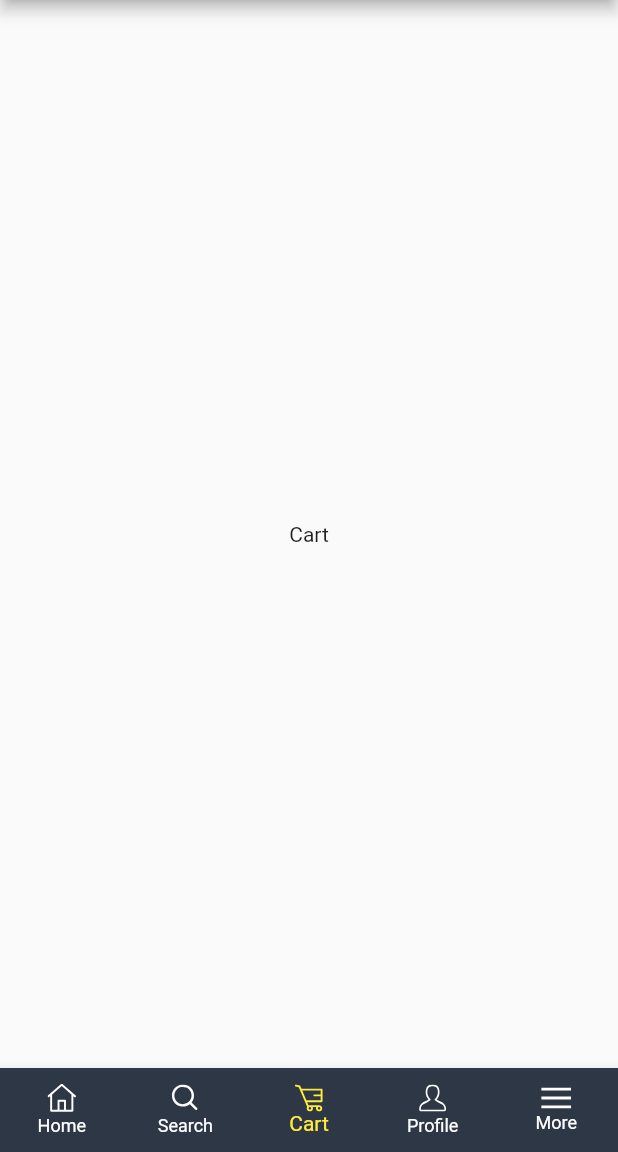
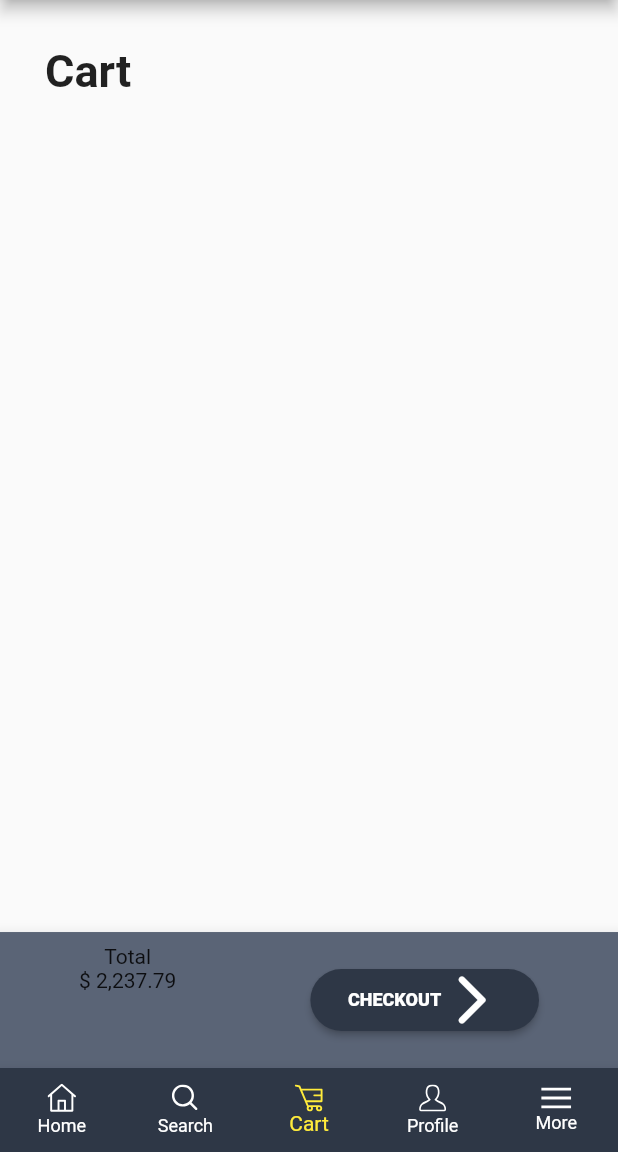
Before and after one commit to Mathvdias/devnology, a Flutter app: the screen it shows after launch, item 3 of the bottom bar chosen, on a phone screen of 412 x 824 dp, the part 84-1236 px from its top. Run offline on Flutter 3.47's test engine with Material 2 defaults, Android fonts, the phone set to English and light mode, and no system bars; our stand-ins replace bloc, equatable, flutter_bloc, flutter_svg.

Commit message:
feat: create bloc cart

```diff
--- a/lib/src/presentation/navigation/bottom_navigation.dart
+++ b/lib/src/presentation/navigation/bottom_navigation.dart
@@ -1,3 +1,4 @@
+import 'package:devnology/src/presentation/pages/cart/cart_page.dart';
 import 'package:devnology/src/presentation/pages/home/home_page.dart';
 import 'package:flutter/material.dart';
 import 'package:flutter_bloc/flutter_bloc.dart';
@@ -44,9 +45,7 @@ class _NavigationBarWidgetState extends State<NavigationBarWidget> {
             child: Text('Search'),
           );
         } else if (state.navbarItem == NavbarItem.cart) {
-          return const Center(
-            child: Text('Cart'),
-          );
+          return const CartPage();
         } else if (state.navbarItem == NavbarItem.profile) {
           return const Center(
             child: Text('Profile'),
--- /dev/null
+++ b/lib/src/presentation/pages/cart/cart_page.dart
@@ -0,0 +1,58 @@
+import 'package:flutter/material.dart';
+
+import '../../common/buttom_widget.dart';
+import '../../common/colors.dart';
+
+class CartPage extends StatefulWidget {
+  const CartPage({super.key});
+
+  @override
+  State<CartPage> createState() => _CartPageState();
+}
+
+class _CartPageState extends State<CartPage> {
+  @override
+  Widget build(BuildContext context) {
+    return Scaffold(
+      body: Column(
+        children: [
+          const SizedBox(height: 30),
+          Padding(
+            padding: const EdgeInsets.only(left: 30, bottom: 20),
+            child: Text(
+              "Cart",
+              style: Theme.of(context).textTheme.titleLarge?.copyWith(
+                    fontSize: 30,
+                    fontWeight: FontWeight.w700,
+                  ),
+            ),
+          ),
+        ],
+      ),
+      bottomNavigationBar: BottomAppBar(
+        color: AppColors.colorLightSecondary,
+        child: SizedBox(
+          height: MediaQuery.of(context).size.height * .11,
+          child: Padding(
+            padding: const EdgeInsets.all(8),
+            child: Row(
+              mainAxisAlignment: MainAxisAlignment.spaceAround,
+              children: <Widget>[
+                Column(
+                  children: const [
+                    Text('Total'),
+                    Text('\$ 2,237.79'),
+                  ],
+                ),
+                ButtomWidget(
+                  function: () {},
+                  text: 'CHECKOUT',
+                ),
+              ],
+            ),
+          ),
+        ),
+      ),
+    );
+  }
+}
--- a/lib/src/presentation/pages/home/home_page.dart
+++ b/lib/src/presentation/pages/home/home_page.dart
@@ -4,8 +4,6 @@ import 'package:devnology/src/presentation/common/latest_list.dart';
 import 'package:devnology/src/presentation/pages/home/widgets/wrap_product_inkwell.dart';
 import 'package:flutter/cupertino.dart';
 import 'package:flutter/material.dart';
-
-import '../../navigation/bottom_navigation.dart';
 import '../product/product_page.dart';
 
 class HomePage extends StatefulWidget {
```
Also changed, not shown: lib/src/bloc/cart/cart_bloc.dart (added, +45 -0 lines), lib/src/bloc/cart/cart_event.dart (added, +37 -0 lines), lib/src/bloc/cart/cart_state.dart (added, +66 -0 lines), lib/src/data/datasource/cart_datasource.dart (added, +15 -0 lines).
